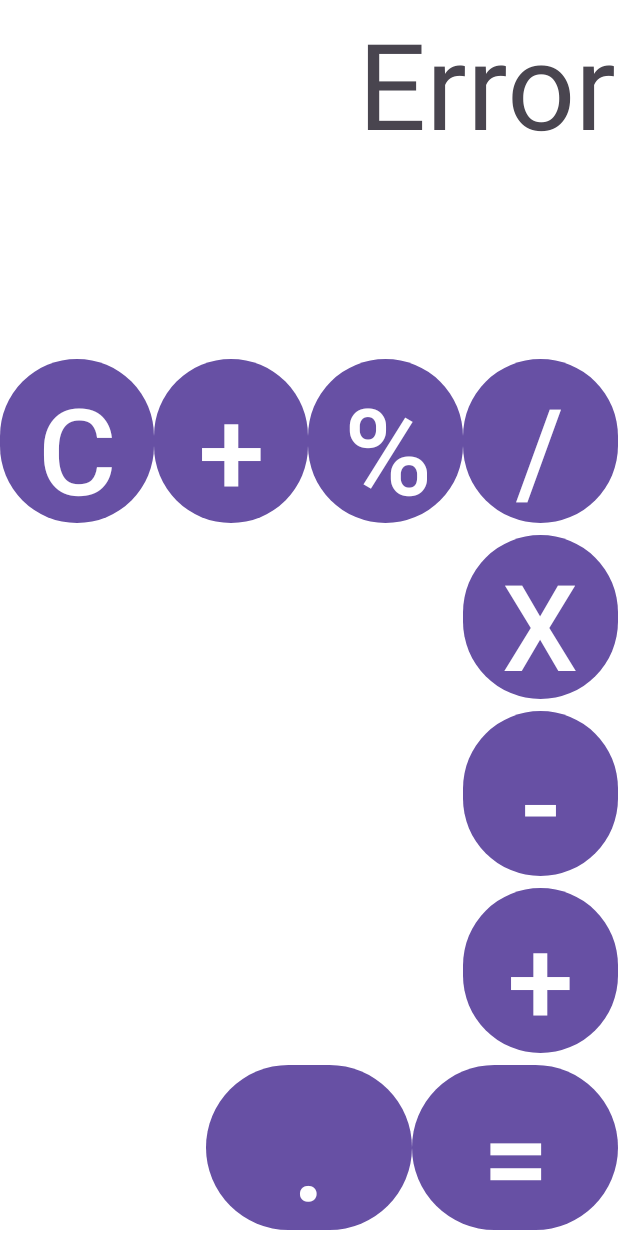
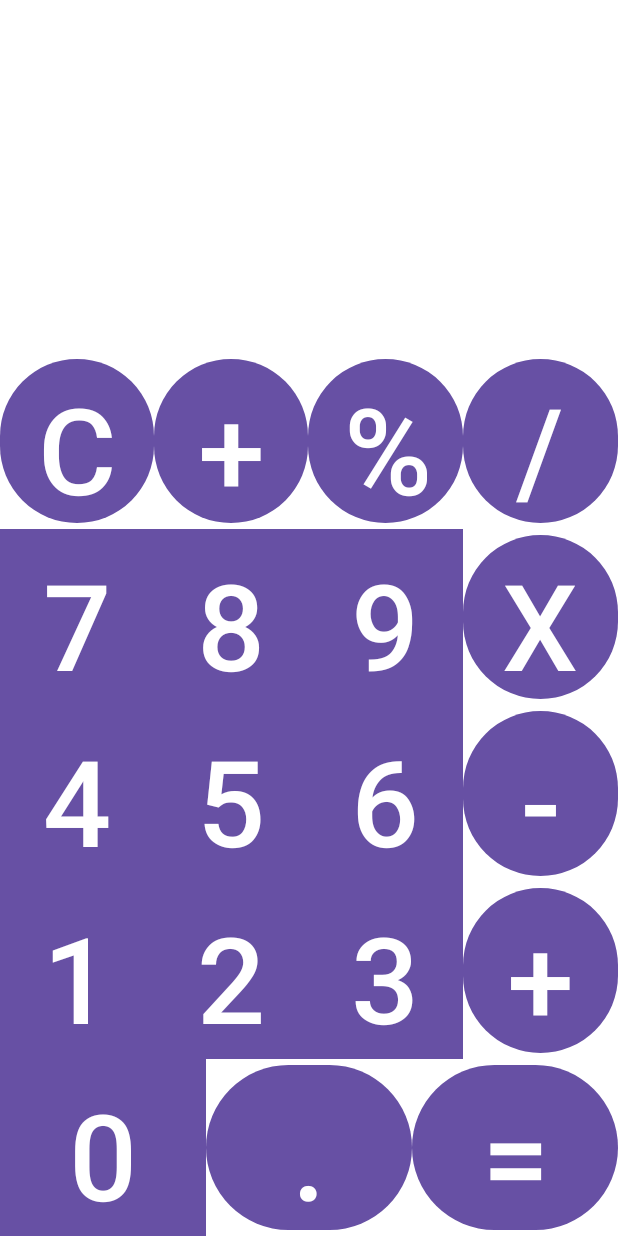
Before and after one commit to jfritz25/Calculator2.0, an Android app: the screen it shows after launch (MainActivity), on a phone screen of 412 x 824 dp. Run offline under Robolectric (Android 15) with nearby library versions, the phone set to English and light mode, and no system bars.

Commit message:
updated the ui

```diff
--- a/app/src/main/res/layout/activity_main.xml
+++ b/app/src/main/res/layout/activity_main.xml
@@ -1,28 +1,28 @@
 <?xml version="1.0" encoding="utf-8"?>
-<LinearLayout
-    xmlns:android="http://schemas.android.com/apk/res/android"
+<LinearLayout xmlns:android="http://schemas.android.com/apk/res/android"
+    xmlns:app="http://schemas.android.com/apk/res-auto"
     xmlns:tools="http://schemas.android.com/tools"
-    xmlns:app="http://schemas.android.com/apk/res-auto"
     android:layout_width="match_parent"
     android:layout_height="match_parent"
-    tools:context=".MainActivity"
+    android:background="@color/white"
     android:orientation="vertical"
-    android:background="@color/white">
+    tools:context=".MainActivity">
+
     <androidx.constraintlayout.widget.ConstraintLayout
         android:layout_width="match_parent"
         android:layout_height="0dp"
         android:layout_weight="2"
-        android:padding="2dp">
+        android:padding="20dp">
 
         <TextView
             android:id="@+id/compTV"
             android:layout_width="match_parent"
             android:layout_height="wrap_content"
-            android:text="@string/Error"
-            android:textAlignment="textEnd"
-
             android:lines="2"
             android:maxLines="2"
+
+            android:text=""
+            android:textAlignment="textEnd"
             android:textSize="80sp"
 
             app:layout_constraintEnd_toEndOf="parent"
@@ -30,114 +30,121 @@
             app:layout_constraintTop_toTopOf="parent" />
 
 
-
     </androidx.constraintlayout.widget.ConstraintLayout>
 
 
-    <LinearLayout
-        style="@style/buttonRow">
+    <LinearLayout style="@style/buttonRow">
+
         <Button
             android:id="@+id/buttonClear"
             style="@style/buttonSymbol"
-            android:onClick="symbolSymbol"
-            android:text="C"/>
+            android:text="C" />
+
         <Button
             android:id="@+id/buttonNegation"
             style="@style/buttonSymbol"
-            android:onClick="symbolSymbol"
-            android:text="+/-"/>
+            android:text="+/-" />
+
         <Button
             android:id="@+id/buttonPercent"
             style="@style/buttonSymbol"
-            android:onClick="symbolSymbol"
-            android:text="%"/>
+            android:text="%" />
+
         <Button
             android:id="@+id/buttonDivide"
             style="@style/buttonSymbol"
-            android:onClick="symbolSymbol"
-            android:text="/"/>
+            android:text="/" />
     </LinearLayout>
 
-    <LinearLayout
-        style="@style/buttonRow">
+    <LinearLayout style="@style/buttonRow">
+
         <Button
             android:id="@+id/button7"
             style="@style/buttonNumber"
             android:onClick="numberAction"
             android:text="7"
-            android:textColor="@android:color/white"/>
+            android:textColor="@android:color/white" />
+
         <Button
             android:id="@+id/button8"
             style="@style/buttonNumber"
             android:text="8"
-            android:textColor="@android:color/white"/>
+            android:textColor="@android:color/white" />
+        />
+
         <Button
             android:id="@+id/button9"
             style="@style/buttonNumber"
-            android:text="9"/>
+            android:text="9" />
+
         <Button
             android:id="@+id/buttonX"
-            android:onClick="symbolSymbol"
             style="@style/buttonSymbol"
-            android:text="X"/>
+            android:text="X" />
+    </LinearLayout>
 
-    </LinearLayout>
-    <LinearLayout
-        style="@style/buttonRow">
+    <LinearLayout style="@style/buttonRow">
+
         <Button
             android:id="@+id/button4"
             style="@style/buttonNumber"
-            android:text="4"/>
+            android:text="4" />
+
         <Button
             android:id="@+id/button5"
             style="@style/buttonNumber"
-            android:text="5"/>
+            android:text="5" />
+
         <Button
             android:id="@+id/button6"
             style="@style/buttonNumber"
-            android:text="6"/>
+            android:text="6" />
+
         <Button
             android:id="@+id/buttonSubtract"
-            android:onClick="symbolSymbol"
             style="@style/buttonSymbol"
-            android:text="-"/>
+            android:text="-" />
     </LinearLayout>
-        <LinearLayout
-            style="@style/buttonRow">
+
+    <LinearLayout style="@style/buttonRow">
+
         <Button
             android:id="@+id/button1"
             style="@style/buttonNumber"
-            android:text="1"/>
+            android:text="1" />
+
         <Button
             android:id="@+id/button2"
             style="@style/buttonNumber"
-            android:text="2"/>
+            android:text="2" />
+
         <Button
             android:id="@+id/button3"
             style="@style/buttonNumber"
-            android:text="3"/>
+            android:text="3" />
+
         <Button
             android:id="@+id/buttonAddition"
             style="@style/buttonSymbol"
-            android:onClick="symbolSymbol"
-            android:text="+"/>
-         </LinearLayout>
-        <LinearLayout
-            style="@style/buttonRow">
+            android:text="+" />
+    </LinearLayout>
+
+    <LinearLayout style="@style/buttonRow">
+
         <Button
             android:id="@+id/button0"
             style="@style/buttonNumber"
-            android:text="0"/>
+            android:text="0" />
+
         <Button
             android:id="@+id/buttonDecimal"
             style="@style/buttonSymbol"
-            android:onClick="symbolSymbol"
-            android:text="."/>
+            android:text="." />
+
         <Button
             android:id="@+id/buttonEqual"
             style="@style/buttonSymbol"
-            android:onClick="symbolSymbol"
-            android:text="="/>
+            android:text="=" />
     </LinearLayout>
 
 </LinearLayout>
--- a/app/src/main/res/values/styles.xml
+++ b/app/src/main/res/values/styles.xml
@@ -10,11 +10,12 @@
     <style name="buttonNumber">
         <item name="android:layout_weight">1</item>
         <item name="android:layout_width">0dp</item>
-        <item name="android:layout_height">0dp</item>
+        <item name="android:layout_height">match_parent</item>
         <item name="android:textSize">80sp</item>
+        <item name="android:layout_gravity">center</item>
         <item name="android:textColor">@android:color/white</item>
-        <item name="android:layout_gravity">center</item>
         <item name="android:radius">12dp</item>
+        <item name="android:background">@android:color/holo_purple</item>
     </style>
 
     <style name="buttonSymbol">
```
